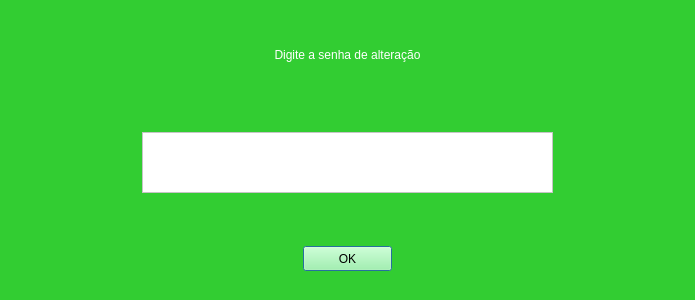
Old version of the form Anotacoes-Intelbras/qt-designer-teste/screen.ui in the repository vlghpp/estudo-aulas-senai.
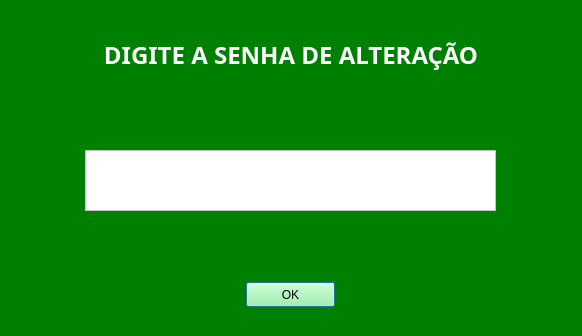
New version of the form.

What changed in the file:
```diff
--- a/Anotacoes-Intelbras/qt-designer-teste/screen.ui
+++ b/Anotacoes-Intelbras/qt-designer-teste/screen.ui
@@ -6,15 +6,15 @@
    <rect>
     <x>0</x>
     <y>0</y>
-    <width>695</width>
-    <height>300</height>
+    <width>582</width>
+    <height>336</height>
    </rect>
   </property>
   <property name="windowTitle">
    <string>Dialog</string>
   </property>
   <property name="styleSheet">
-   <string notr="true">background-color: #32CD32;</string>
+   <string notr="true">background-color: #008000;</string>
   </property>
   <layout class="QHBoxLayout" name="horizontalLayout">
    <item>
@@ -31,17 +31,18 @@
              <height>51</height>
             </size>
            </property>
-           <property name="maximumSize">
-            <size>
-             <width>371</width>
-             <height>51</height>
-            </size>
+           <property name="font">
+            <font>
+             <family>Lucida Sans Unicode</family>
+             <pointsize>18</pointsize>
+             <bold>true</bold>
+            </font>
            </property>
            <property name="styleSheet">
-            <string notr="true">font: 500 22pt &quot;Ubuntu&quot;; color: white;</string>
+            <string notr="true">font-weight: bold; color: white;</string>
            </property>
            <property name="text">
-            <string>Digite a senha de alteração</string>
+            <string>DIGITE A SENHA DE ALTERAÇÃO</string>
            </property>
            <property name="alignment">
             <set>Qt::AlignmentFlag::AlignCenter</set>
```
